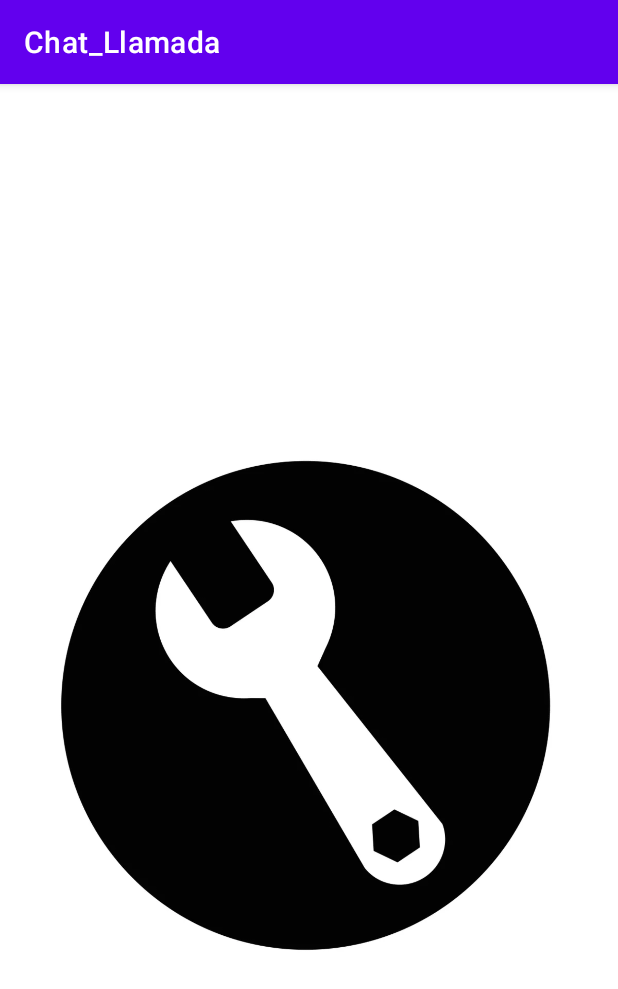
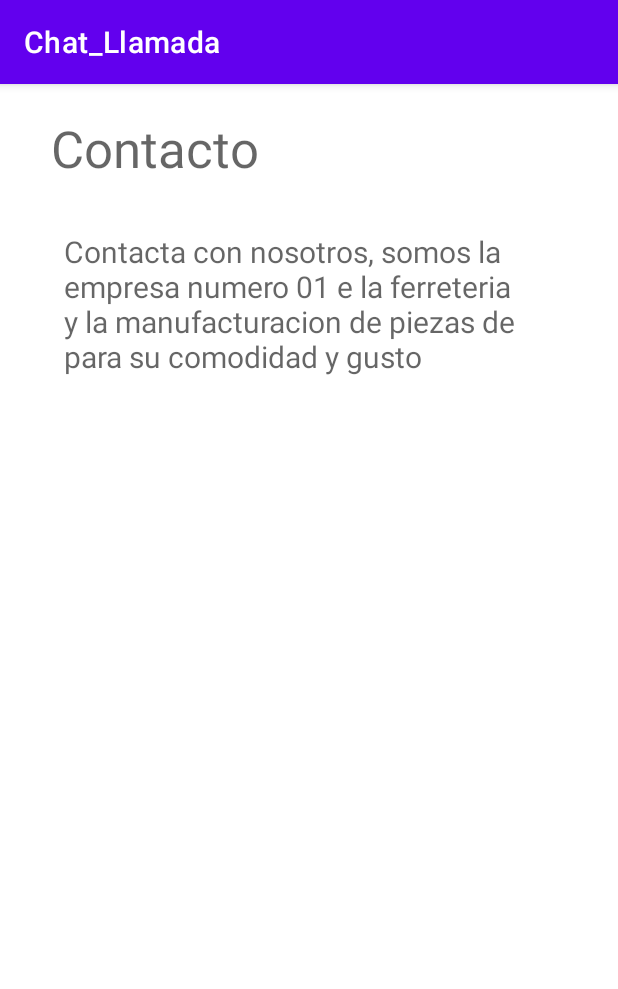
Before and after one commit to IsaiasCode/TheProyect-DisMov, an Android app: the Contacto screen opened directly, with no data from a screen before it, on a phone screen of 412 x 824 dp. Shown: the top 989 px of the screen. Run offline under Robolectric (Android 15) with nearby library versions, the phone set to English and light mode, and no system bars.

Commit message:
Funcional Edicion Cambios

```diff
--- a/app/src/main/res/layout/activity_contacto.xml
+++ b/app/src/main/res/layout/activity_contacto.xml
@@ -1,31 +1,37 @@
 <?xml version="1.0" encoding="utf-8"?>
-<LinearLayout xmlns:android="http://schemas.android.com/apk/res/android"
+<androidx.constraintlayout.widget.ConstraintLayout xmlns:android="http://schemas.android.com/apk/res/android"
     xmlns:app="http://schemas.android.com/apk/res-auto"
     xmlns:tools="http://schemas.android.com/tools"
+    android:id="@+id/linearLayout"
     android:layout_width="match_parent"
     android:layout_height="match_parent"
-    android:orientation="vertical"
     android:gravity="center">
 
     <TextView
+        android:id="@+id/textView5"
+        android:layout_width="305dp"
+        android:layout_height="135dp"
+        android:text="Contacta con nosotros, somos la empresa numero 01 e la ferreteria y la manufacturacion de piezas de  para su comodidad y gusto"
+        android:textAppearance="@style/TextAppearance.AppCompat.Medium"
+        android:textSize="20sp"
+        app:layout_constraintBottom_toBottomOf="parent"
+        app:layout_constraintEnd_toEndOf="parent"
+        app:layout_constraintHorizontal_bias="0.4"
+        app:layout_constraintStart_toStartOf="parent"
+        app:layout_constraintTop_toTopOf="parent"
+        app:layout_constraintVertical_bias="0.155" />
+
+    <TextView
+        android:id="@+id/contactoTitle"
         android:layout_width="wrap_content"
         android:layout_height="wrap_content"
-        android:textAppearance="@style/TextAppearance.AppCompat.Body2"
-        android:textColor="#272173"
-        android:textSize="40sp"
-        tools:text="&#10;Contacto" />
+        android:text="Contacto"
+        android:textAppearance="@style/TextAppearance.AppCompat.Display1"
+        app:layout_constraintBottom_toBottomOf="parent"
+        app:layout_constraintEnd_toEndOf="parent"
+        app:layout_constraintHorizontal_bias="0.124"
+        app:layout_constraintStart_toStartOf="parent"
+        app:layout_constraintTop_toTopOf="parent"
+        app:layout_constraintVertical_bias="0.028" />
 
-    <ImageView
-        android:id="@+id/imageView11"
-        android:layout_width="match_parent"
-        android:layout_height="wrap_content"
-        app:srcCompat="@drawable/tool_icon_vector" />
-
-    <TextView
-        android:id="@+id/textView5"
-        android:layout_width="match_parent"
-        android:layout_height="wrap_content"
-        android:text="Contactate con nosotros somos la empresa numero 1 e la ferreteria y la manufacturacion de heiculos para su comodidad y gusto"
-        android:textSize="18sp" />
-
-</LinearLayout>
+</androidx.constraintlayout.widget.ConstraintLayout>
--- a/app/src/main/res/layout/activity_menu_principal_admin.xml
+++ b/app/src/main/res/layout/activity_menu_principal_admin.xml
@@ -47,12 +47,12 @@
         android:id="@+id/buttonCursosAdmin"
         android:layout_width="170dp"
         android:layout_height="170dp"
+        android:backgroundTint="@color/amp_dark_blue"
         android:text="Cursos"
-        android:backgroundTint="@color/amp_dark_blue"
         android:textAppearance="@style/TextAppearance.AppCompat.Large"
         app:layout_constraintBottom_toBottomOf="parent"
-        app:layout_constraintEnd_toEndOf="parent"
-        app:layout_constraintHorizontal_bias="0.109"
+        app:layout_constraintEnd_toStartOf="@+id/buttonChatAdmin"
+        app:layout_constraintHorizontal_bias="0.478"
         app:layout_constraintStart_toStartOf="parent"
         app:layout_constraintTop_toTopOf="parent"
         app:layout_constraintVertical_bias="0.498" />
@@ -75,12 +75,11 @@
         android:id="@+id/buttonContactoAdmin"
         android:layout_width="170dp"
         android:layout_height="170dp"
+        android:backgroundTint="@color/amp_dark_blue"
         android:text="Contacto"
-        android:backgroundTint="@color/amp_dark_blue"
         android:textAppearance="@style/TextAppearance.AppCompat.Large"
         app:layout_constraintBottom_toBottomOf="parent"
-        app:layout_constraintEnd_toEndOf="parent"
-        app:layout_constraintHorizontal_bias="0.109"
+        app:layout_constraintEnd_toStartOf="@+id/buttonProductosAdmin"
         app:layout_constraintStart_toStartOf="parent"
         app:layout_constraintTop_toTopOf="parent"
         app:layout_constraintVertical_bias="0.057" />
```
